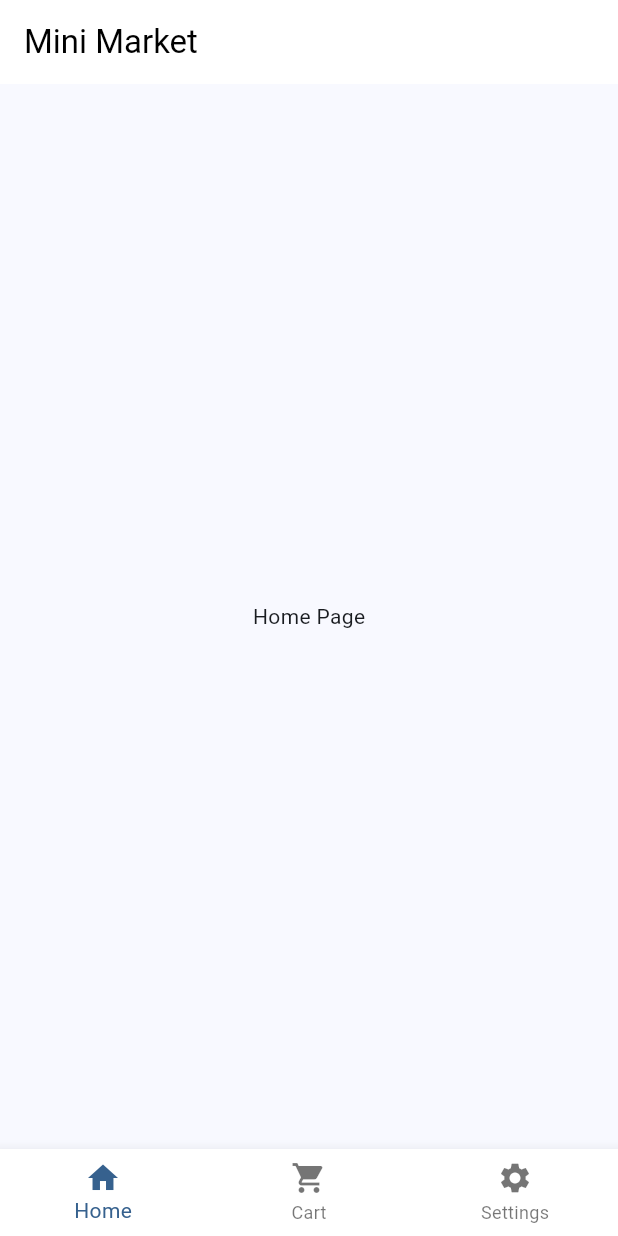
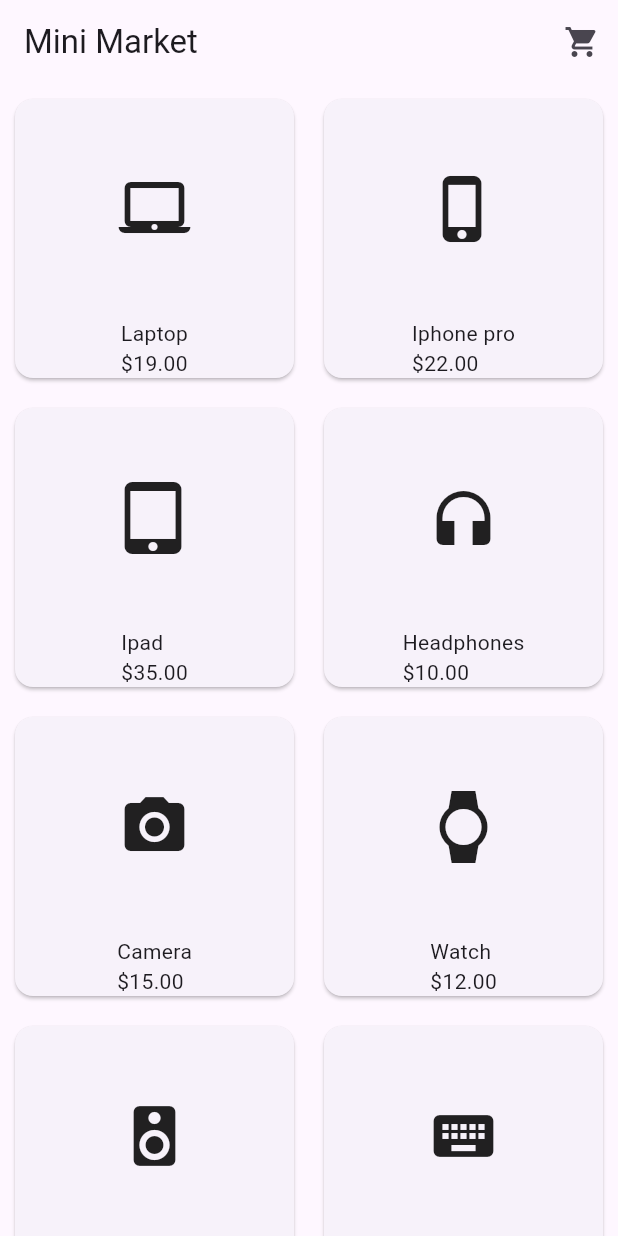
Before and after one commit to Esubale-Endale/flutter_demo, a Flutter app: the screen it shows after launch, on a phone screen of 412 x 824 dp. Run offline on Flutter 3.47's test engine with Material 3 defaults, Android fonts, the phone set to English and light mode, and no system bars.

Commit message:
feat: implement HomeScreen and CartScreen, add product data and UI components

```diff
--- a/lib/MiniMarket/app.dart
+++ b/lib/MiniMarket/app.dart
@@ -1,4 +1,5 @@
 import 'package:flutter/material.dart';
+import 'package:flutter_demo/MiniMarket/screen/home_screen.dart';
 
 class MiniMarketApp extends StatelessWidget {
   const MiniMarketApp({super.key});
@@ -6,64 +7,9 @@
   @override
   Widget build(BuildContext context) {
     return MaterialApp(
-      title: 'Mini Market',
-      theme: ThemeData(
-        colorScheme: ColorScheme.fromSeed(seedColor: Colors.blue),
-      ),
-      home: const MyHomePage(title: 'Mini Market'),
+      title: 'Mini Market App',
+      theme: ThemeData(primarySwatch: Colors.blue),
+      home: const HomeScreen(),
     );
   }
 }
-
-class MyHomePage extends StatefulWidget {
-  const MyHomePage({super.key, required this.title});
-
-  final String title;
-
-  @override
-  State<MyHomePage> createState() => _MyHomePageState();
-}
-
-class _MyHomePageState extends State<MyHomePage> {
-  int currentIndex = 0;
-
-  @override
-  Widget build(BuildContext context) {
-    return Scaffold(
-      appBar: AppBar(
-        backgroundColor: Colors.white,
-        title: Text(widget.title, style: const TextStyle(color: Colors.black)),
-      ),
-      body: Center(
-        child: IndexedStack(
-          index: currentIndex,
-          children: const [
-            Center(child: Text('Home Page')),
-            Center(child: Text('Cart Page')),
-            Center(child: Text('Settings Page')),
-          ],
-        ),
-      ),
-      bottomNavigationBar: BottomNavigationBar(
-        backgroundColor: Colors.white,
-        items: const [
-          BottomNavigationBarItem(icon: Icon(Icons.home), label: 'Home'),
-          BottomNavigationBarItem(
-            icon: Icon(Icons.shopping_cart),
-            label: 'Cart',
-          ),
-          BottomNavigationBarItem(
-            icon: Icon(Icons.settings),
-            label: 'Settings',
-          ),
-        ],
-        currentIndex: currentIndex,
-        onTap: (index) {
-          setState(() {
-            currentIndex = index;
-          });
-        },
-      ),
-    );
-  }
-}
--- /dev/null
+++ b/lib/MiniMarket/data/product_store.dart
@@ -0,0 +1,12 @@
+import 'package:flutter/material.dart';
+
+List productList = [
+  {"id": 1, "title": "Laptop", "price": 19.0, "icon": Icons.laptop_mac},
+  {"id": 2, "title": "Iphone pro", "price": 22.0, "icon": Icons.phone_iphone},
+  {"id": 3, "title": "Ipad", "price": 35.0, "icon": Icons.tablet_mac},
+  {"id": 4, "title": "Headphones", "price": 10.0, "icon": Icons.headphones},
+  {"id": 5, "title": "Camera", "price": 15.0, "icon": Icons.camera_alt},
+  {"id": 6, "title": "Watch", "price": 12.0, "icon": Icons.watch},
+  {"id": 7, "title": "Speaker", "price": 8.0, "icon": Icons.speaker},
+  {"id": 8, "title": "Keyboard", "price": 5.0, "icon": Icons.keyboard},
+];
--- /dev/null
+++ b/lib/MiniMarket/screen/cart_screen.dart
@@ -0,0 +1,12 @@
+import 'package:flutter/material.dart';
+
+class CartScreen extends StatelessWidget {
+  const CartScreen({super.key});
+
+  @override
+  Widget build(BuildContext context) {
+    return const Center(
+      child: Text('Cart Screen', style: TextStyle(fontSize: 25)),
+    );
+  }
+}
--- /dev/null
+++ b/lib/MiniMarket/screen/home_screen.dart
@@ -0,0 +1,45 @@
+import 'package:flutter/material.dart';
+import 'package:flutter_demo/MiniMarket/data/product_store.dart';
+
+import 'package:flutter_demo/MiniMarket/screen/cart_screen.dart';
+import 'package:flutter_demo/MiniMarket/ui/product_card.dart';
+
+class HomeScreen extends StatelessWidget {
+  const HomeScreen({super.key});
+
+  @override
+  Widget build(BuildContext context) {
+    return Scaffold(
+      appBar: AppBar(
+        title: const Text('Mini Market'),
+        actions: [
+          IconButton(
+            icon: const Icon(Icons.shopping_cart),
+            onPressed: () {
+              Navigator.push(
+                context,
+                MaterialPageRoute(builder: (context) => const CartScreen()),
+              );
+            },
+          ),
+        ],
+      ),
+      body: Center(
+        child: GridView.builder(
+          gridDelegate: SliverGridDelegateWithFixedCrossAxisCount(
+            crossAxisCount: 2,
+          ),
+          itemCount: productList.length,
+          itemBuilder: (context, index) {
+            final product = productList[index];
+            return ProductCard(
+              productName: product['title'],
+              price: product['price'],
+              icon: product['icon'],
+            );
+          },
+        ),
+      ),
+    );
+  }
+}
--- /dev/null
+++ b/lib/MiniMarket/screen/product_detail_screen.dart
@@ -0,0 +1,15 @@
+import 'package:flutter/material.dart';
+
+class ProductDetail extends StatefulWidget {
+  const ProductDetail({super.key});
+
+  @override
+  _ProductDetailState createState() => _ProductDetailState();
+}
+
+ class _ProductDetailState extends State<ProductDetail> {
+  @override
+  Widget build(BuildContext context) {
+    return Container();
+  }
+}
--- /dev/null
+++ b/lib/MiniMarket/screen/settingScreen.dart
@@ -0,0 +1,12 @@
+import 'package:flutter/material.dart';
+
+class SettingsPage extends StatelessWidget {
+  const SettingsPage({super.key});
+
+  @override
+  Widget build(BuildContext context) {
+    return const Center(
+      child: Text('Settings Page', style: TextStyle(fontSize: 25)),
+    );
+  }
+}
--- /dev/null
+++ b/lib/MiniMarket/ui/product_card.dart
@@ -0,0 +1,33 @@
+import 'package:flutter/material.dart';
+
+class ProductCard extends StatelessWidget {
+  final String productName;
+  final double price;
+  final IconData? icon;
+
+  const ProductCard({
+    super.key,
+    required this.productName,
+    required this.price,
+    this.icon,
+  });
+
+  @override
+  Widget build(BuildContext context) {
+    return Card(
+      margin: const EdgeInsets.all(10),
+      child: Column(
+        children: [
+          Expanded(child: Icon(icon, size: 48)),
+          Column(
+            crossAxisAlignment: CrossAxisAlignment.start,
+            children: [
+              Text(productName),
+              Text('\$${price.toStringAsFixed(2)}'),
+            ],
+          ),
+        ],
+      ),
+    );
+  }
+}
```
